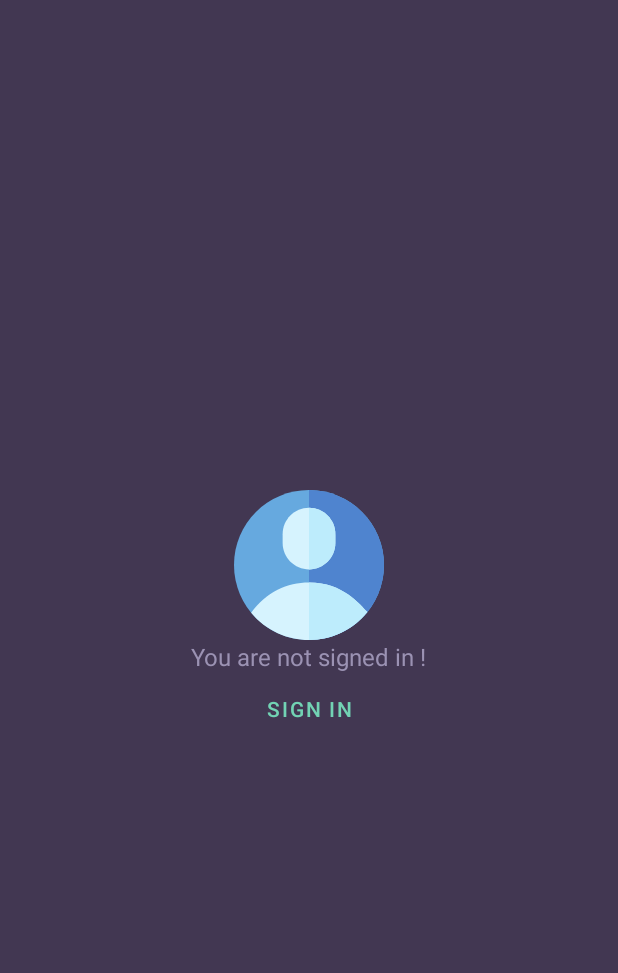
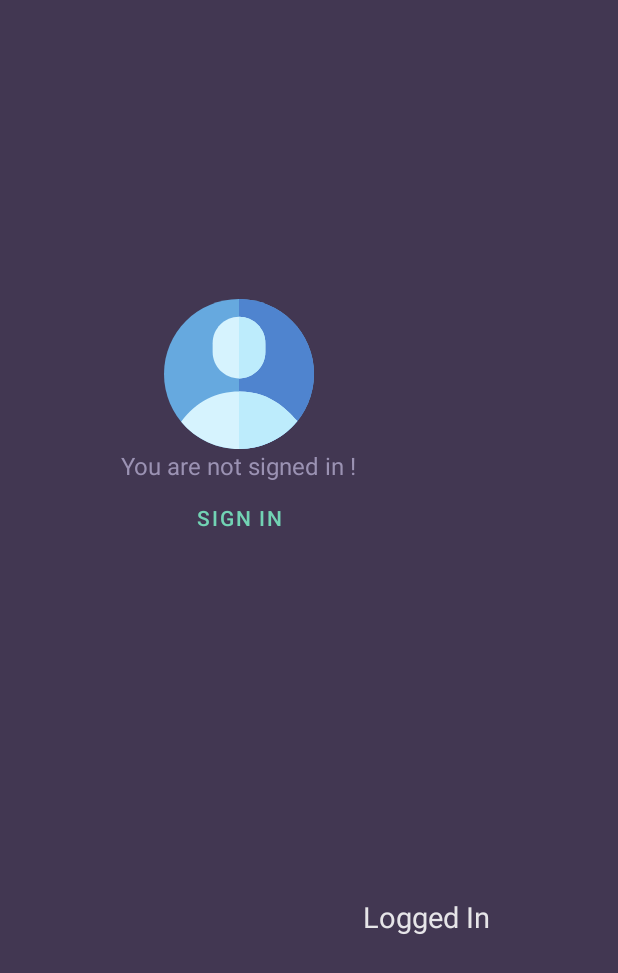
Before and after one commit to itsonegeneral/knack-quiz, an Android app: the layout fragment_profile.xml on its own in the app's theme, with its tools: preview values and no code run, on a phone screen of 412 x 824 dp. Shown: the top 973 px of the screen. Run offline under Robolectric (Android 15) with nearby library versions, the light colour scheme and no system bars; network calls fail.

Commit message:
User Login DB KEYS profile page working

```diff
--- a/app/build.gradle
+++ b/app/build.gradle
@@ -40,6 +40,7 @@
 
 
     //Views
+    implementation 'br.com.simplepass:loading-button-android:2.2.0' //Loading Button
     implementation 'devlight.io:navigationtabbar:1.2.5'
     implementation 'de.hdodenhof:circleimageview:3.1.0'
     implementation 'com.github.lzyzsd:circleprogress:1.2.1'
--- a/app/src/main/java/com/rstudio/knackquiz/CreateAccountActivity.java
+++ b/app/src/main/java/com/rstudio/knackquiz/CreateAccountActivity.java
@@ -273,7 +273,6 @@
         tvLoadingText.setText(loadingText);
     }
 
-
     private void setToolbar() {
         Toolbar toolbar = findViewById(R.id.tb_createAccount);
         setSupportActionBar(toolbar);
@@ -282,7 +281,6 @@
         TextView tv = findViewById(R.id.tv_toolbarHeadingSimple);
         tv.setText("Create Account");
     }
-
 
     @Override
     public boolean onOptionsItemSelected(@NonNull MenuItem item) {
@@ -295,4 +293,5 @@
         super.finish();
         overridePendingTransition(R.anim.slide_in_left, R.anim.slide_out_right);
     }
+
 }
--- a/app/src/main/res/layout/fragment_profile.xml
+++ b/app/src/main/res/layout/fragment_profile.xml
@@ -1,27 +1,31 @@
 <?xml version="1.0" encoding="utf-8"?>
-<LinearLayout xmlns:android="http://schemas.android.com/apk/res/android"
+<RelativeLayout xmlns:android="http://schemas.android.com/apk/res/android"
+    xmlns:app="http://schemas.android.com/apk/res-auto"
     android:layout_width="match_parent"
     android:layout_height="match_parent"
-    xmlns:app="http://schemas.android.com/apk/res-auto"
     android:background="@color/colorPrimaryDark"
+    android:gravity="center">
+
+    <LinearLayout
+        android:id="@+id/ll_profileSignInLayout"
+        android:layout_width="wrap_content"
+        android:layout_height="wrap_content"
         android:gravity="center"
         android:orientation="vertical">
 
 
-
-
         <ImageView
             android:layout_width="100dp"
+            android:layout_height="100dp"
             android:background="@drawable/ic_account"
-        android:transitionName="imagetransition"
-        android:layout_height="100dp"/>
+            android:transitionName="imagetransition" />
 
         <com.google.android.material.textview.MaterialTextView
             android:layout_width="wrap_content"
+            android:layout_height="wrap_content"
             android:text="You are not signed in !"
-        android:textSize="16sp"
             android:textColor="@color/colorTextLight"
-        android:layout_height="wrap_content"/>
+            android:textSize="16sp" />
 
         <com.google.android.material.button.MaterialButton
             android:id="@+id/bt_signinFragProfile"
@@ -34,3 +38,14 @@
 
 
     </LinearLayout>
+
+    <TextView
+        android:layout_width="wrap_content"
+        android:id="@+id/tv_testlogin"
+        android:text="Logged In "
+        android:textSize="19sp"
+        android:layout_centerInParent="true"
+        android:textColor="@color/colorTextHighEmphasise"
+        android:layout_height="wrap_content"/>
+
+</RelativeLayout>
```
Also changed, not shown: app/src/main/AndroidManifest.xml (+4 -4 lines), app/src/main/java/com/rstudio/knackquiz/HomeActivity.java (+16 -7 lines), app/src/main/java/com/rstudio/knackquiz/IntroActivity.java (+4 -3 lines), app/src/main/java/com/rstudio/knackquiz/LoginActivity.java (+18 -0 lines), app/src/main/java/com/rstudio/knackquiz/fragments/bottomnav/FragmentProfile.java (+21 -2 lines), app/src/main/java/com/rstudio/knackquiz/helpers/DBKeys.java (added, +7 -0 lines), app/src/main/java/com/rstudio/knackquiz/helpers/KeyStore.java (added, +7 -0 lines), app/src/main/java/com/rstudio/knackquiz/models/Player.java (+11 -0 lines), app/src/main/res/layout/activity_login.xml (+24 -15 lines). Lines whose indentation alone changed are shown as unchanged.
